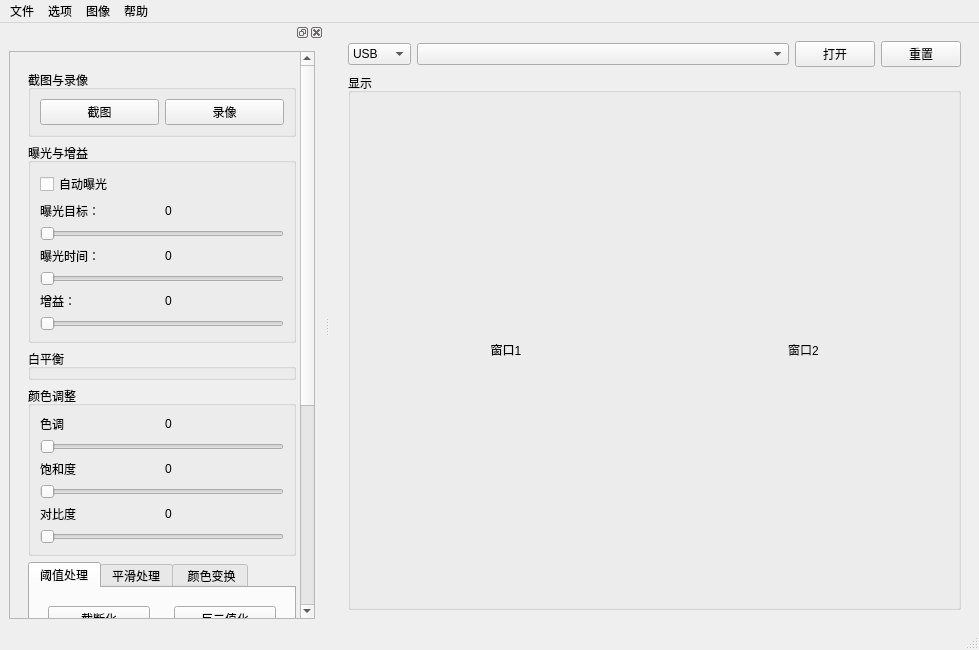
choushunn/ToupCameraDemo, file ui/mainwindow.ui: the form before one commit.
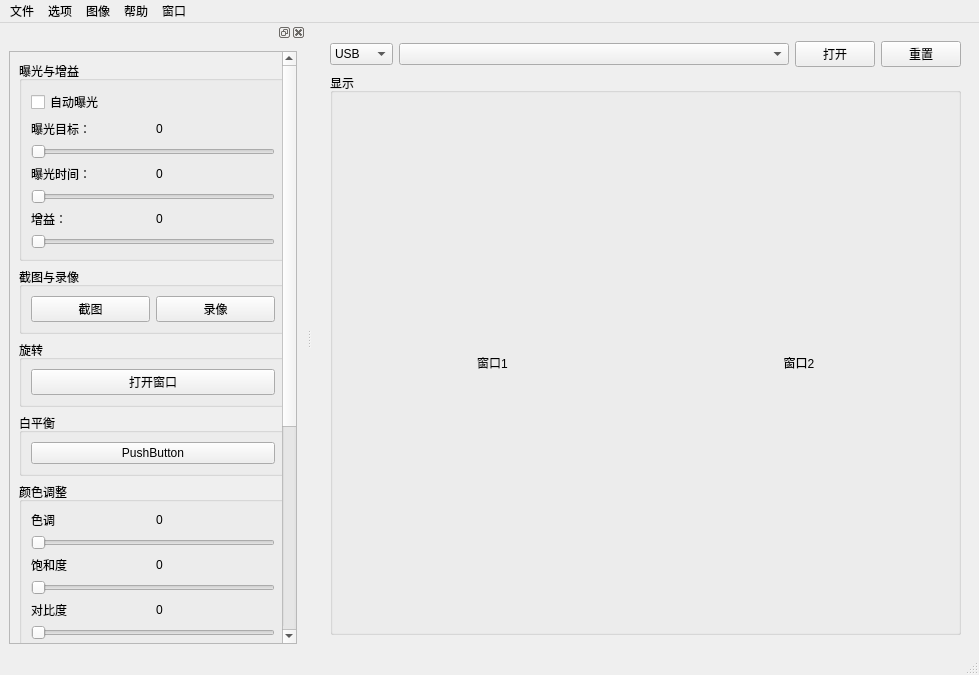
The form after the commit. Icons and pictures are not drawn.

Diff of the .ui file:
```diff
--- a/ui/mainwindow.ui
+++ b/ui/mainwindow.ui
@@ -7,7 +7,7 @@
     <x>0</x>
     <y>0</y>
     <width>979</width>
-    <height>650</height>
+    <height>675</height>
    </rect>
   </property>
   <property name="minimumSize">
@@ -170,10 +170,17 @@
      <string>图像</string>
     </property>
    </widget>
+   <widget class="QMenu" name="menu_5">
+    <property name="title">
+     <string>窗口</string>
+    </property>
+    <addaction name="action"/>
+   </widget>
    <addaction name="menu"/>
    <addaction name="menu_3"/>
    <addaction name="menu_4"/>
    <addaction name="menu_2"/>
+   <addaction name="menu_5"/>
   </widget>
   <widget class="QStatusBar" name="statusbar"/>
   <widget class="QDockWidget" name="dockWidget">
@@ -200,248 +207,13 @@
         <property name="geometry">
          <rect>
           <x>0</x>
-          <y>-21</y>
-          <width>304</width>
-          <height>763</height>
+          <y>0</y>
+          <width>286</width>
+          <height>783</height>
          </rect>
         </property>
-        <layout class="QVBoxLayout" name="verticalLayout_5">
-         <item>
-          <widget class="QWidget" name="widget_2" native="true">
-           <property name="sizePolicy">
-            <sizepolicy hsizetype="MinimumExpanding" vsizetype="MinimumExpanding">
-             <horstretch>2</horstretch>
-             <verstretch>0</verstretch>
-            </sizepolicy>
-           </property>
-           <layout class="QVBoxLayout" name="verticalLayout_4">
-            <item>
-             <widget class="QGroupBox" name="groupBox">
-              <property name="sizePolicy">
-               <sizepolicy hsizetype="Minimum" vsizetype="Fixed">
-                <horstretch>0</horstretch>
-                <verstretch>0</verstretch>
-               </sizepolicy>
-              </property>
-              <property name="title">
-               <string>截图与录像</string>
-              </property>
-              <layout class="QHBoxLayout" name="horizontalLayout_3">
-               <item>
-                <widget class="QPushButton" name="pushButton_2">
-                 <property name="sizePolicy">
-                  <sizepolicy hsizetype="Minimum" vsizetype="Fixed">
-                   <horstretch>0</horstretch>
-                   <verstretch>0</verstretch>
-                  </sizepolicy>
-                 </property>
-                 <property name="text">
-                  <string>截图</string>
-                 </property>
-                </widget>
-               </item>
-               <item>
-                <widget class="QPushButton" name="pushButton_3">
-                 <property name="sizePolicy">
-                  <sizepolicy hsizetype="Preferred" vsizetype="Fixed">
-                   <horstretch>0</horstretch>
-                   <verstretch>0</verstretch>
-                  </sizepolicy>
-                 </property>
-                 <property name="text">
-                  <string>录像</string>
-                 </property>
-                 <property name="checkable">
-                  <bool>true</bool>
-                 </property>
-                </widget>
-               </item>
-              </layout>
-             </widget>
-            </item>
-            <item>
-             <widget class="QGroupBox" name="groupBox_3">
-              <property name="title">
-               <string>曝光与增益</string>
-              </property>
-              <layout class="QGridLayout" name="gridLayout_3">
-               <item row="0" column="0">
-                <widget class="QCheckBox" name="checkBox">
-                 <property name="text">
-                  <string>自动曝光</string>
-                 </property>
-                </widget>
-               </item>
-               <item row="8" column="0">
-                <widget class="QSlider" name="horizontalSlider_2">
-                 <property name="orientation">
-                  <enum>Qt::Horizontal</enum>
-                 </property>
-                </widget>
-               </item>
-               <item row="5" column="0">
-                <widget class="QSlider" name="horizontalSlider">
-                 <property name="orientation">
-                  <enum>Qt::Horizontal</enum>
-                 </property>
-                </widget>
-               </item>
-               <item row="11" column="0">
-                <widget class="QSlider" name="horizontalSlider_3">
-                 <property name="orientation">
-                  <enum>Qt::Horizontal</enum>
-                 </property>
-                </widget>
-               </item>
-               <item row="2" column="0">
-                <layout class="QHBoxLayout" name="horizontalLayout_4">
-                 <item>
-                  <widget class="QLabel" name="label_2">
-                   <property name="text">
-                    <string>曝光目标：</string>
-                   </property>
-                  </widget>
-                 </item>
-                 <item>
-                  <widget class="QLabel" name="label_6">
-                   <property name="text">
-                    <string>0</string>
-                   </property>
-                  </widget>
-                 </item>
-                </layout>
-               </item>
-               <item row="6" column="0">
-                <layout class="QHBoxLayout" name="horizontalLayout_5">
-                 <item>
-                  <widget class="QLabel" name="label_3">
-                   <property name="text">
-                    <string>曝光时间：</string>
-                   </property>
-                  </widget>
-                 </item>
-                 <item>
-                  <widget class="QLabel" name="label_5">
-                   <property name="text">
-                    <string>0</string>
-                   </property>
-                  </widget>
-                 </item>
-                </layout>
-               </item>
-               <item row="9" column="0">
-                <layout class="QHBoxLayout" name="horizontalLayout_6">
-                 <item>
-                  <widget class="QLabel" name="label_4">
-                   <property name="text">
-                    <string>增益：</string>
-                   </property>
-                  </widget>
-                 </item>
-                 <item>
-                  <widget class="QLabel" name="label">
-                   <property name="text">
-                    <string>0</string>
-                   </property>
-                  </widget>
-                 </item>
-                </layout>
-               </item>
-              </layout>
-             </widget>
-            </item>
-            <item>
-             <widget class="QGroupBox" name="groupBox_2">
-              <property name="title">
-               <string>白平衡</string>
-              </property>
-             </widget>
-            </item>
-            <item>
-             <widget class="QGroupBox" name="groupBox_4">
-              <property name="title">
-               <string>颜色调整</string>
-              </property>
-              <layout class="QVBoxLayout" name="verticalLayout_8">
-               <item>
-                <layout class="QHBoxLayout" name="horizontalLayout_8">
-                 <item>
-                  <widget class="QLabel" name="label_7">
-                   <property name="text">
-                    <string>色调</string>
-                   </property>
-                  </widget>
-                 </item>
-                 <item>
-                  <widget class="QLabel" name="label_8">
-                   <property name="text">
-                    <string>0</string>
-                   </property>
-                  </widget>
-                 </item>
-                </layout>
-               </item>
-               <item>
-                <widget class="QSlider" name="horizontalSlider_4">
-                 <property name="orientation">
-                  <enum>Qt::Horizontal</enum>
-                 </property>
-                </widget>
-               </item>
-               <item>
-                <layout class="QHBoxLayout" name="horizontalLayout_10">
-                 <item>
-                  <widget class="QLabel" name="label_10">
-                   <property name="text">
-                    <string>饱和度</string>
-                   </property>
-                  </widget>
-                 </item>
-                 <item>
-                  <widget class="QLabel" name="label_9">
-                   <property name="text">
-                    <string>0</string>
-                   </property>
-                  </widget>
-                 </item>
-                </layout>
-               </item>
-               <item>
-                <widget class="QSlider" name="horizontalSlider_5">
-                 <property name="orientation">
-                  <enum>Qt::Horizontal</enum>
-                 </property>
-                </widget>
-               </item>
-               <item>
-                <layout class="QHBoxLayout" name="horizontalLayout_11">
-                 <item>
-                  <widget class="QLabel" name="label_11">
-                   <property name="text">
-                    <string>对比度</string>
-                   </property>
-                  </widget>
-                 </item>
-                 <item>
-                  <widget class="QLabel" name="label_12">
-                   <property name="text">
-                    <string>0</string>
-                   </property>
-                  </widget>
-                 </item>
-                </layout>
-               </item>
-               <item>
-                <widget class="QSlider" name="horizontalSlider_6">
-                 <property name="orientation">
-                  <enum>Qt::Horizontal</enum>
-                 </property>
-                </widget>
-               </item>
-              </layout>
-             </widget>
-            </item>
-            <item>
+        <layout class="QGridLayout" name="gridLayout_7">
+         <item row="7" column="0">
              <widget class="QTabWidget" name="tabWidget_2">
               <property name="sizePolicy">
                <sizepolicy hsizetype="MinimumExpanding" vsizetype="MinimumExpanding">
@@ -829,23 +601,67 @@
               </widget>
              </widget>
             </item>
+         <item row="3" column="0">
+          <widget class="QGroupBox" name="groupBox_2">
+           <property name="title">
+            <string>白平衡</string>
+           </property>
+           <layout class="QVBoxLayout" name="verticalLayout_5">
             <item>
-             <widget class="QLabel" name="label_13">
+             <widget class="QPushButton" name="pushButton_4">
+              <property name="text">
+               <string>PushButton</string>
+              </property>
+             </widget>
+            </item>
+           </layout>
+          </widget>
+         </item>
+         <item row="1" column="0">
+          <widget class="QGroupBox" name="groupBox">
               <property name="sizePolicy">
-               <sizepolicy hsizetype="MinimumExpanding" vsizetype="MinimumExpanding">
+            <sizepolicy hsizetype="Minimum" vsizetype="Fixed">
                 <horstretch>0</horstretch>
                 <verstretch>0</verstretch>
                </sizepolicy>
               </property>
-              <property name="text">
-               <string>显示直方图等信息</string>
-              </property>
-              <property name="alignment">
-               <set>Qt::AlignCenter</set>
+           <property name="title">
+            <string>截图与录像</string>
+           </property>
+           <layout class="QHBoxLayout" name="horizontalLayout_3">
+            <item>
+             <widget class="QPushButton" name="pushButton_2">
+              <property name="sizePolicy">
+               <sizepolicy hsizetype="Minimum" vsizetype="Fixed">
+                <horstretch>0</horstretch>
+                <verstretch>0</verstretch>
+               </sizepolicy>
               </property>
+              <property name="text">
+               <string>截图</string>
+              </property>
              </widget>
             </item>
             <item>
+             <widget class="QPushButton" name="pushButton_3">
+              <property name="sizePolicy">
+               <sizepolicy hsizetype="Preferred" vsizetype="Fixed">
+                <horstretch>0</horstretch>
+                <verstretch>0</verstretch>
+               </sizepolicy>
+              </property>
+              <property name="text">
+               <string>录像</string>
+              </property>
+              <property name="checkable">
+               <bool>true</bool>
+              </property>
+             </widget>
+            </item>
+           </layout>
+          </widget>
+         </item>
+         <item row="5" column="0">
              <widget class="QGroupBox" name="groupBox_5">
               <property name="sizePolicy">
                <sizepolicy hsizetype="Preferred" vsizetype="Fixed">
@@ -874,24 +690,198 @@
               </layout>
              </widget>
             </item>
-            <item>
+         <item row="2" column="0">
              <widget class="QGroupBox" name="groupBox_6">
+           <property name="sizePolicy">
+            <sizepolicy hsizetype="Preferred" vsizetype="Expanding">
+             <horstretch>0</horstretch>
+             <verstretch>0</verstretch>
+            </sizepolicy>
+           </property>
               <property name="title">
                <string>旋转</string>
               </property>
+           <layout class="QVBoxLayout" name="verticalLayout_4">
+            <item>
               <widget class="QPushButton" name="pushButton">
-               <property name="geometry">
-                <rect>
-                 <x>10</x>
-                 <y>30</y>
-                 <width>80</width>
-                 <height>24</height>
-                </rect>
-               </property>
                <property name="text">
                 <string>打开窗口</string>
                </property>
               </widget>
+            </item>
+           </layout>
+          </widget>
+         </item>
+         <item row="0" column="0">
+          <widget class="QGroupBox" name="groupBox_3">
+           <property name="title">
+            <string>曝光与增益</string>
+           </property>
+           <layout class="QGridLayout" name="gridLayout_3">
+            <item row="0" column="0">
+             <widget class="QCheckBox" name="checkBox">
+              <property name="text">
+               <string>自动曝光</string>
+              </property>
+             </widget>
+            </item>
+            <item row="8" column="0">
+             <widget class="QSlider" name="horizontalSlider_2">
+              <property name="orientation">
+               <enum>Qt::Horizontal</enum>
+              </property>
+             </widget>
+            </item>
+            <item row="5" column="0">
+             <widget class="QSlider" name="horizontalSlider">
+              <property name="orientation">
+               <enum>Qt::Horizontal</enum>
+              </property>
+             </widget>
+            </item>
+            <item row="11" column="0">
+             <widget class="QSlider" name="horizontalSlider_3">
+              <property name="orientation">
+               <enum>Qt::Horizontal</enum>
+              </property>
+             </widget>
+            </item>
+            <item row="2" column="0">
+             <layout class="QHBoxLayout" name="horizontalLayout_4">
+              <item>
+               <widget class="QLabel" name="label_2">
+                <property name="text">
+                 <string>曝光目标：</string>
+                </property>
+               </widget>
+              </item>
+              <item>
+               <widget class="QLabel" name="label_6">
+                <property name="text">
+                 <string>0</string>
+                </property>
+               </widget>
+              </item>
+             </layout>
+            </item>
+            <item row="6" column="0">
+             <layout class="QHBoxLayout" name="horizontalLayout_5">
+              <item>
+               <widget class="QLabel" name="label_3">
+                <property name="text">
+                 <string>曝光时间：</string>
+                </property>
+               </widget>
+              </item>
+              <item>
+               <widget class="QLabel" name="label_5">
+                <property name="text">
+                 <string>0</string>
+                </property>
+               </widget>
+              </item>
+             </layout>
+            </item>
+            <item row="9" column="0">
+             <layout class="QHBoxLayout" name="horizontalLayout_6">
+              <item>
+               <widget class="QLabel" name="label_4">
+                <property name="text">
+                 <string>增益：</string>
+                </property>
+               </widget>
+              </item>
+              <item>
+               <widget class="QLabel" name="label">
+                <property name="text">
+                 <string>0</string>
+                </property>
+               </widget>
+              </item>
+             </layout>
+            </item>
+           </layout>
+          </widget>
+         </item>
+         <item row="4" column="0">
+          <widget class="QGroupBox" name="groupBox_4">
+           <property name="title">
+            <string>颜色调整</string>
+           </property>
+           <layout class="QVBoxLayout" name="verticalLayout_8">
+            <item>
+             <layout class="QHBoxLayout" name="horizontalLayout_8">
+              <item>
+               <widget class="QLabel" name="label_7">
+                <property name="text">
+                 <string>色调</string>
+                </property>
+               </widget>
+              </item>
+              <item>
+               <widget class="QLabel" name="label_8">
+                <property name="text">
+                 <string>0</string>
+                </property>
+               </widget>
+              </item>
+             </layout>
+            </item>
+            <item>
+             <widget class="QSlider" name="horizontalSlider_4">
+              <property name="orientation">
+               <enum>Qt::Horizontal</enum>
+              </property>
+             </widget>
+            </item>
+            <item>
+             <layout class="QHBoxLayout" name="horizontalLayout_10">
+              <item>
+               <widget class="QLabel" name="label_10">
+                <property name="text">
+                 <string>饱和度</string>
+                </property>
+               </widget>
+              </item>
+              <item>
+               <widget class="QLabel" name="label_9">
+                <property name="text">
+                 <string>0</string>
+                </property>
+               </widget>
+              </item>
+             </layout>
+            </item>
+            <item>
+             <widget class="QSlider" name="horizontalSlider_5">
+              <property name="orientation">
+               <enum>Qt::Horizontal</enum>
+              </property>
+             </widget>
+            </item>
+            <item>
+             <layout class="QHBoxLayout" name="horizontalLayout_11">
+              <item>
+               <widget class="QLabel" name="label_11">
+                <property name="text">
+                 <string>对比度</string>
+                </property>
+               </widget>
+              </item>
+              <item>
+               <widget class="QLabel" name="label_12">
+                <property name="text">
+                 <string>0</string>
+                </property>
+               </widget>
+              </item>
+             </layout>
+            </item>
+            <item>
+             <widget class="QSlider" name="horizontalSlider_6">
+              <property name="orientation">
+               <enum>Qt::Horizontal</enum>
+              </property>
              </widget>
             </item>
            </layout>
```
Left out of the diff: 8 changed lines with no effect on the pictures. Lines whose indentation alone changed are shown as unchanged.
